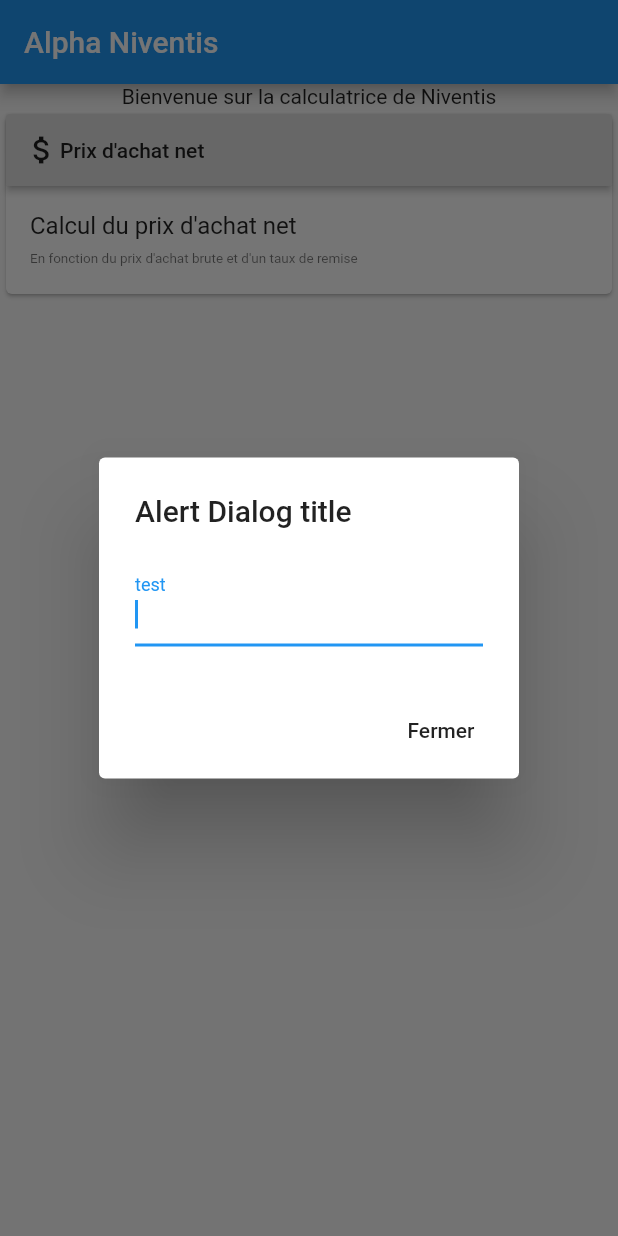
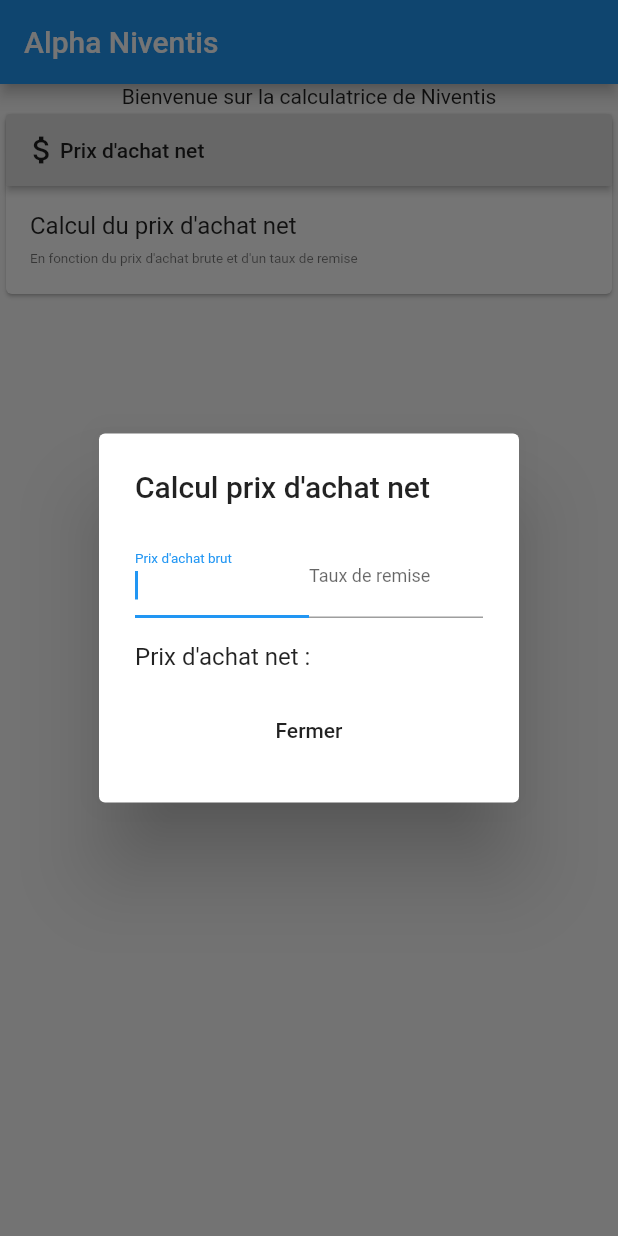
Before and after one commit to mspr-epsi-dev/APP-Niventis, a Flutter app: the screen it shows after launch, after a tap on "Prix d'achat net", on a phone screen of 412 x 824 dp. Run offline on Flutter 3.47's test engine with Material 2 defaults, Android fonts, the phone set to English and light mode, and no system bars; missing offline and left inert: angular, angular_components.

Commit message:
Amelioration dialog for calcul

```diff
--- a/lib/main.dart
+++ b/lib/main.dart
@@ -123,27 +123,46 @@
     context: context,
     builder: (BuildContext context) {
       // return object of type Dialog
-      return AlertDialog(
-        title: new Text("Alert Dialog title"),
-        content: new Row(
+      return SimpleDialog(
+        title: new Text("Calcul prix d'achat net"),
+        children: <Widget>[
+          new SimpleDialogOption(
+            child: new Row(
               children: <Widget>[
                 new Expanded(
                   child: new TextField(
                     autofocus: true,
                     decoration: new InputDecoration(
-                  labelText: 'test',
+                        labelText: 'Prix d\'achat brut',
+                        labelStyle: TextStyle(
+                          fontSize: 12,
+                        )),
+                    keyboardType: TextInputType.number,
                   ),
                 ),
-            )
+                new Expanded(
+                  child: new TextField(
+                    decoration: new InputDecoration(
+                        labelText: 'Taux de remise',
+                        labelStyle: TextStyle(
+                          fontSize: 12,
+                        )),
+                    keyboardType: TextInputType.number,
+                  ),
+                ),
               ],
             ),
-        actions: <Widget>[
-          // usually buttons at the bottom of the dialog
-          new FlatButton(
+          ),
+          new SimpleDialogOption(
+            child: new Text("Prix d\'achat net : "),
+          ),
+          new SimpleDialogOption(
+            child: new FlatButton(
               child: new Text("Fermer"),
               onPressed: () {
                 Navigator.of(context).pop();
               },
+            ),
           ),
         ],
       );
```
Lines whose indentation alone changed are shown as unchanged.
